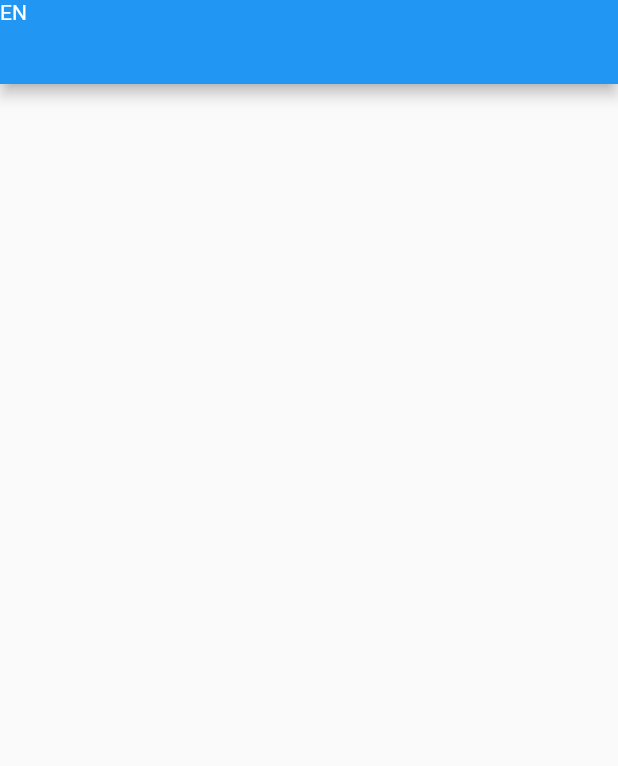
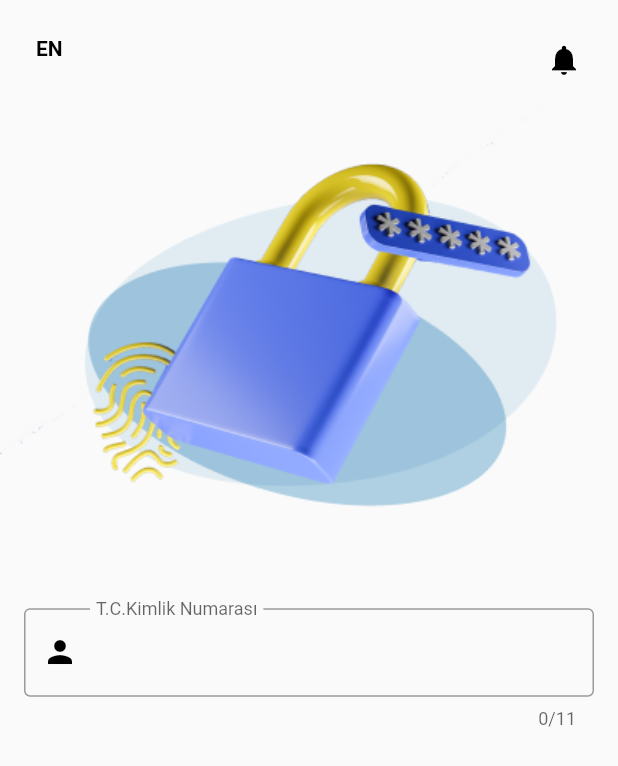
Before and after one commit to amorphie/flutter.template, a Flutter app: the LoginPage screen opened by its route, on a phone screen of 412 x 824 dp. Shown: the top 766 px of the screen. Run offline on Flutter 3.47's test engine with Material 2 defaults, Android fonts, the phone set to English and light mode, and no system bars; our stand-ins replace bloc, equatable, flutter_bloc, get_it, go_router, injectable and 1 more.

Commit message:
Add background image and TCKN input views into login page

```diff
--- a/lib/features/login/login_page.dart
+++ b/lib/features/login/login_page.dart
@@ -1,16 +1,55 @@
+import 'package:burgan_poc/core/reusable_widgets/brg_text_form_field/brg_text_form_field.dart';
+import 'package:burgan_poc/core/util/extensions/widget_extensions.dart';
 import 'package:flutter/material.dart';
 
-class LoginPage extends StatelessWidget {
+class LoginPage extends StatefulWidget {
   const LoginPage({Key? key}) : super(key: key);
+
+  @override
+  State<LoginPage> createState() => _LoginPageState();
+}
+
+class _LoginPageState extends State<LoginPage> {
+  late TextEditingController textControllerTckn;
+
+  @override
+  void initState() {
+    super.initState();
+    textControllerTckn = TextEditingController(text: null); // Pass locally saved TCKN from storage if exist
+  }
+
+  @override
+  void dispose() {
+    textControllerTckn.dispose();
+    super.dispose();
+  }
 
   @override
   Widget build(BuildContext context) {
     return Scaffold(
-      appBar: AppBar(leading: Text("EN"),),
+      appBar: _buildAppBar(),
       body: Column(
+        crossAxisAlignment: CrossAxisAlignment.stretch,
         children: [
+          Center(child: Image.asset('assets/images/login_lock.png')),
+          BrgTextFormField.tckn(
+            context: context,
+            controller: textControllerTckn,
+          ).padding(left: 16, right: 16, top: 32, bottom: 8),
         ],
       ),
     );
   }
+
+  AppBar _buildAppBar() {
+    return AppBar(
+      leading: const Text("EN", style: TextStyle(fontWeight: FontWeight.bold)).padding(top: 24.0, left: 24),
+      actions: [
+        const Icon(Icons.notifications).padding(top: 24.0, right: 24),
+      ],
+      foregroundColor: Colors.black,
+      backgroundColor: Colors.transparent,
+      shadowColor: Colors.transparent,
+    );
+  }
 }
--- a/lib/features/splash/splash_page.dart
+++ b/lib/features/splash/splash_page.dart
@@ -1,3 +1,4 @@
+import 'package:burgan_poc/features/login/login_page.dart';
 import 'package:flutter/material.dart';
 
 class SplashPage extends StatelessWidget {
@@ -5,8 +6,7 @@ class SplashPage extends StatelessWidget {
 
   @override
   Widget build(BuildContext context) {
-    return const Scaffold(
-      body: Center(child: Text("SPLASH PAGE")),
-    );
+    // TODO: Check whether user is logged in or not and navigate to login or home page
+    return const LoginPage();
   }
 }
--- a/pubspec.yaml
+++ b/pubspec.yaml
@@ -50,10 +50,8 @@ dev_dependencies:
 flutter:
   uses-material-design: true
 
-  # To add assets to your application, add an assets section, like this:
-  # assets:
-  #   - images/a_dot_burr.jpeg
-  #   - images/a_dot_ham.jpeg
+  assets:
+    - assets/images/
 
   # An image asset can refer to one or more resolution-specific "variants", see
   # https://flutter.dev/assets-and-images/#resolution-aware
```
Also changed, not shown: assets/images/login_lock.png (added).
